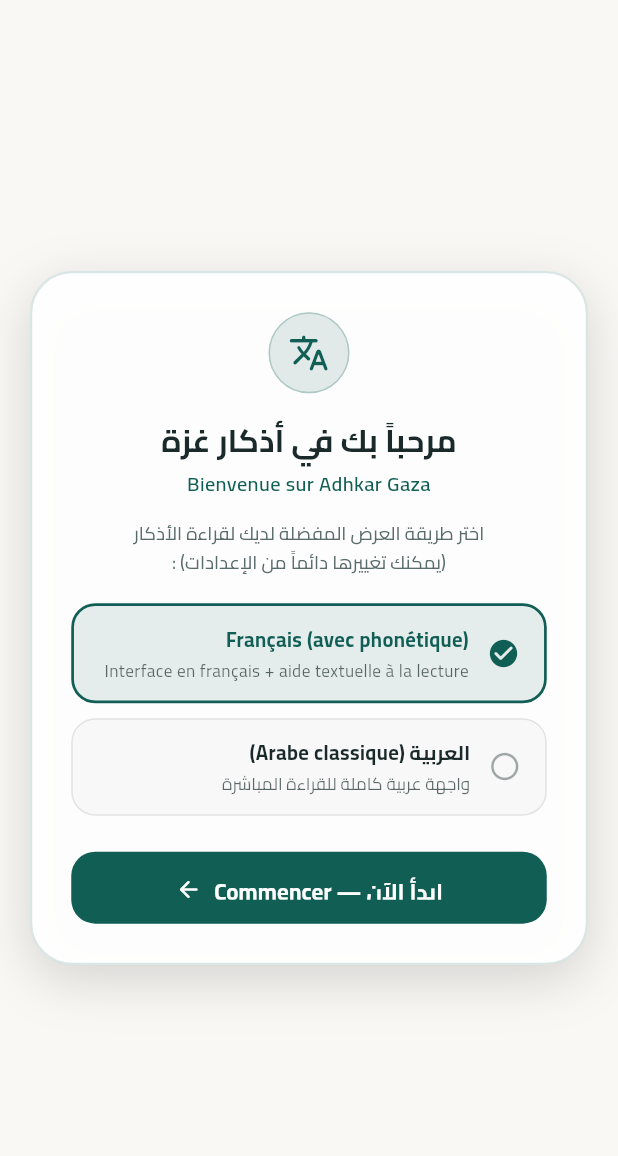
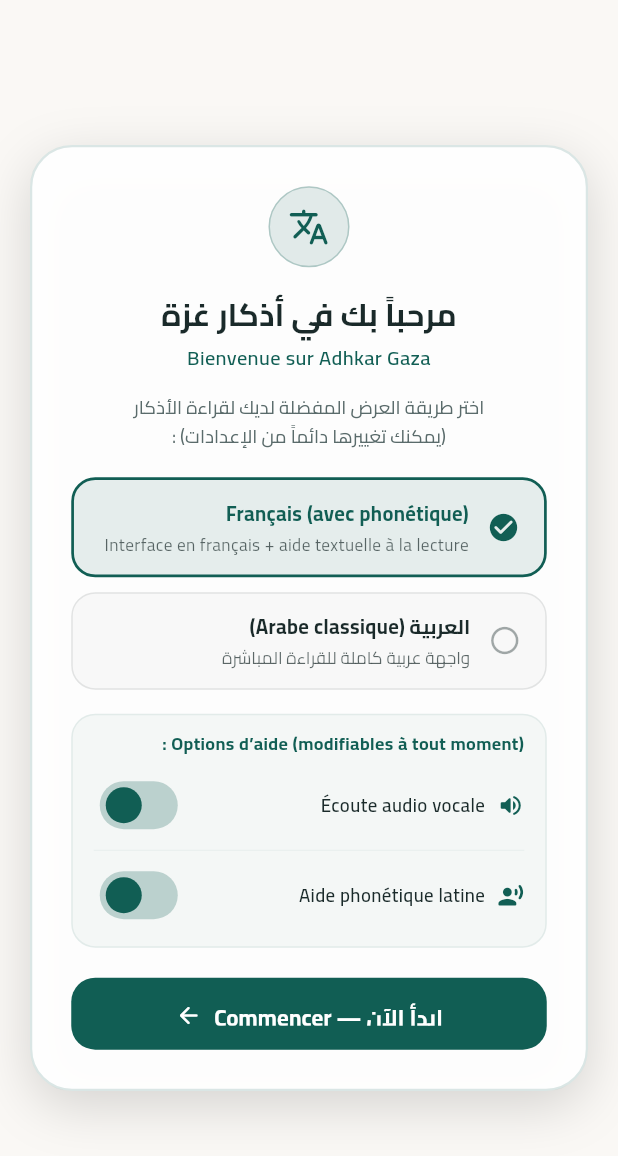
Before and after one commit to wassimmssn/adhkar-gaza, a Flutter app: the _LanguageOnboardingDialog widget shown alone on an empty page, opened directly with empty values, on a phone screen of 412 x 824 dp. Shown: the top 1156 px of the screen. Run offline on Flutter 3.47's test engine with Material 3 defaults, Android fonts, the phone set to English and light mode, and no system bars; our stand-ins replace shared_preferences, web; missing offline and left inert: dart:js_interop; accounts and stored records are empty.

Commit message:
feat: ajouter paramètre pour activer/désactiver l'écoute audio et aide phonétique

```diff
--- a/lib/l10n/app_strings.dart
+++ b/lib/l10n/app_strings.dart
@@ -162,6 +162,26 @@ class AppStrings {
     'lang_french': {
       'ar': 'Français',
       'fr': 'Français',
+    },
+    'audio_toggle': {
+      'ar': 'الاستماع الصوتي للأذكار',
+      'fr': 'Écoute audio des invocations',
+    },
+    'audio_desc': {
+      'ar': 'إظهار زر الاستماع للتلاوة في بطاقة كل ذكر',
+      'fr': 'Afficher le bouton d’écoute de la récitation sur chaque carte',
+    },
+    'onboard_assistance_title': {
+      'ar': 'خيارات المساعدة في القراءة والتلاوة :',
+      'fr': 'Options d’assistance à la lecture :',
+    },
+    'onboard_audio_label': {
+      'ar': 'زر الاستماع الصوتي (Audio)',
+      'fr': 'Bouton d’écoute vocale (Audio)',
+    },
+    'onboard_phonetic_label': {
+      'ar': 'المساعدة الصوتية باللاتينية (Phonétique)',
+      'fr': 'Transcription phonétique latine',
     },
     'phonetic_toggle': {
       'ar': 'النطق الصوتي (Phonétique)',
--- a/lib/providers/settings_provider.dart
+++ b/lib/providers/settings_provider.dart
@@ -4,17 +4,20 @@ import 'package:shared_preferences/shared_preferences.dart';
 class SettingsProvider extends ChangeNotifier {
   static const _tapToConfirmKey = 'tap_to_confirm';
   static const _showPhoneticKey = 'show_phonetic';
+  static const _showAudioKey = 'show_audio';
   static const _appLanguageKey = 'app_language';
   static const _hasCompletedOnboardingKey = 'has_completed_onboarding';
 
   bool _tapToConfirm = true;
   bool _showPhonetic = false;
+  bool _showAudio = true;
   String _language = 'ar';
   bool _hasCompletedOnboarding = false;
   bool _isInitialized = false;
 
   bool get tapToConfirm => _tapToConfirm;
   bool get showPhonetic => _showPhonetic;
+  bool get showAudio => _showAudio;
   String get language => _language;
   bool get isFrench => _language == 'fr';
   bool get hasCompletedOnboarding => _hasCompletedOnboarding;
@@ -36,6 +39,12 @@ class SettingsProvider extends ChangeNotifier {
     notifyListeners();
   }
 
+  void setShowAudio(bool value) {
+    _showAudio = value;
+    _saveToPrefs();
+    notifyListeners();
+  }
+
   void setLanguage(String value) {
     if (_language != value) {
       _language = value;
@@ -48,9 +57,14 @@ class SettingsProvider extends ChangeNotifier {
     }
   }
 
-  void completeOnboarding({required String language, required bool showPhonetic}) {
+  void completeOnboarding({
+    required String language,
+    required bool showPhonetic,
+    required bool showAudio,
+  }) {
     _language = language;
     _showPhonetic = showPhonetic;
+    _showAudio = showAudio;
     _hasCompletedOnboarding = true;
     _saveToPrefs();
     notifyListeners();
@@ -60,6 +74,7 @@ class SettingsProvider extends ChangeNotifier {
     final prefs = await SharedPreferences.getInstance();
     _tapToConfirm = prefs.getBool(_tapToConfirmKey) ?? true;
     _showPhonetic = prefs.getBool(_showPhoneticKey) ?? false;
+    _showAudio = prefs.getBool(_showAudioKey) ?? true;
     _language = prefs.getString(_appLanguageKey) ?? 'ar';
     _hasCompletedOnboarding = prefs.getBool(_hasCompletedOnboardingKey) ?? false;
     _isInitialized = true;
@@ -70,6 +85,7 @@ class SettingsProvider extends ChangeNotifier {
     final prefs = await SharedPreferences.getInstance();
     await prefs.setBool(_tapToConfirmKey, _tapToConfirm);
     await prefs.setBool(_showPhoneticKey, _showPhonetic);
+    await prefs.setBool(_showAudioKey, _showAudio);
     await prefs.setString(_appLanguageKey, _language);
     await prefs.setBool(_hasCompletedOnboardingKey, _hasCompletedOnboarding);
   }
--- a/lib/screens/adhkar_screen.dart
+++ b/lib/screens/adhkar_screen.dart
@@ -472,13 +472,15 @@ class _DhikrViewState extends State<_DhikrView>
                   ),
                   const SizedBox(height: 14),
 
-                  // ── Audio recitation button ───────────
+                  // ── Audio recitation button (when enabled in settings) ──
+                  if (settingsProvider.showAudio) ...[
                     _AudioRecitationPill(
                       dhikr: dhikr,
                       audioService: audioService,
                       theme: theme,
                       isDark: isDark,
                     ),
+                  ],
 
                   // ── Phonetic Box (when enabled in settings) ──
                   if (settingsProvider.showPhonetic && dhikr.phonetic.isNotEmpty) ...[
--- a/lib/screens/home_screen.dart
+++ b/lib/screens/home_screen.dart
@@ -1451,6 +1451,7 @@ class _LanguageOnboardingDialog extends StatefulWidget {
 class _LanguageOnboardingDialogState extends State<_LanguageOnboardingDialog> {
   String _selectedLanguage = 'fr';
   bool _selectedPhonetic = true;
+  bool _selectedAudio = true;
 
   @override
   Widget build(BuildContext context) {
@@ -1557,7 +1558,85 @@ class _LanguageOnboardingDialogState extends State<_LanguageOnboardingDialog> {
                 });
               },
             ),
-            const SizedBox(height: 24),
+            const SizedBox(height: 16),
+            // Assistance options preview
+            Container(
+              padding: const EdgeInsets.symmetric(horizontal: 14, vertical: 10),
+              decoration: BoxDecoration(
+                color: theme.colorScheme.primary.withValues(alpha: isDark ? 0.08 : 0.04),
+                borderRadius: BorderRadius.circular(16),
+                border: Border.all(
+                  color: theme.colorScheme.primary.withValues(alpha: isDark ? 0.15 : 0.08),
+                ),
+              ),
+              child: Column(
+                crossAxisAlignment: CrossAxisAlignment.start,
+                children: [
+                  Text(
+                    _selectedLanguage == 'fr'
+                        ? 'Options d’aide (modifiables à tout moment) :'
+                        : 'خيارات المساعدة (يمكن تغييرها دائماً) :',
+                    style: TextStyle(
+                      fontFamily: 'Cairo',
+                      fontSize: 12,
+                      fontWeight: FontWeight.w700,
+                      color: theme.colorScheme.primary,
+                    ),
+                  ),
+                  const SizedBox(height: 8),
+                  // Audio option row
+                  InkWell(
+                    onTap: () => setState(() => _selectedAudio = !_selectedAudio),
+                    child: Row(
+                      children: [
+                        Icon(
+                          Icons.volume_up_rounded,
+                          size: 18,
+                          color: _selectedAudio ? theme.colorScheme.primary : theme.colorScheme.onSurfaceVariant,
+                        ),
+                        const SizedBox(width: 8),
+                        Expanded(
+                          child: Text(
+                            _selectedLanguage == 'fr' ? 'Écoute audio vocale' : 'زر الاستماع الصوتي',
+                            style: TextStyle(fontFamily: 'Cairo', fontSize: 12.5, fontWeight: FontWeight.w600),
+                          ),
+                        ),
+                        Switch.adaptive(
+                          value: _selectedAudio,
+                          onChanged: (v) => setState(() => _selectedAudio = v),
+                        ),
+                      ],
+                    ),
+                  ),
+                  const Divider(height: 12, thickness: 0.5),
+                  // Phonetic option row
+                  InkWell(
+                    onTap: () => setState(() => _selectedPhonetic = !_selectedPhonetic),
+                    child: Row(
+                      children: [
+                        Icon(
+                          Icons.record_voice_over_rounded,
+                          size: 18,
+                          color: _selectedPhonetic ? theme.colorScheme.primary : theme.colorScheme.onSurfaceVariant,
+                        ),
+                        const SizedBox(width: 8),
+                        Expanded(
+                          child: Text(
+                            _selectedLanguage == 'fr' ? 'Aide phonétique latine' : 'المساعدة الصوتية اللاتينية',
+                            style: TextStyle(fontFamily: 'Cairo', fontSize: 12.5, fontWeight: FontWeight.w600),
+                          ),
+                        ),
+                        Switch.adaptive(
+                          value: _selectedPhonetic,
+                          onChanged: (v) => setState(() => _selectedPhonetic = v),
+                        ),
+                      ],
+                    ),
+                  ),
+                ],
+              ),
+            ),
+            const SizedBox(height: 20),
             SizedBox(
               width: double.infinity,
               height: 48,
@@ -1566,6 +1645,7 @@ class _LanguageOnboardingDialogState extends State<_LanguageOnboardingDialog> {
                   widget.settingsProvider.completeOnboarding(
                     language: _selectedLanguage,
                     showPhonetic: _selectedPhonetic,
+                    showAudio: _selectedAudio,
                   );
                   Navigator.of(context).pop();
                 },
```
Also changed, not shown: lib/screens/settings_screen.dart (+45 -0 lines). Lines whose indentation alone changed are shown as unchanged.
